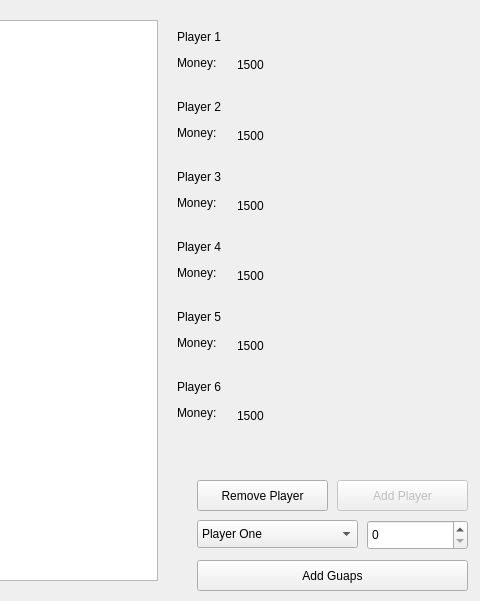
The window that widget.ui (cltsd27/monopoly) describes before a commit, drawn with Qt 5; both pictures show x 653 to 1133 and y 0 to 601 of the 1133 by 601 pixel window.
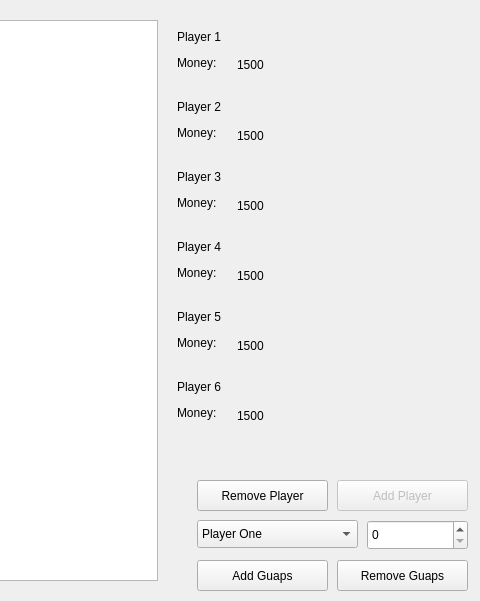
The same window after the commit.

Commit message: added losing and button disabling and enabling when appropriate

```diff
--- a/widget.ui
+++ b/widget.ui
@@ -86,7 +86,7 @@
     <rect>
      <x>890</x>
      <y>49</y>
-     <width>67</width>
+     <width>241</width>
      <height>31</height>
     </rect>
    </property>
@@ -99,7 +99,7 @@
     <rect>
      <x>890</x>
      <y>120</y>
-     <width>67</width>
+     <width>231</width>
      <height>31</height>
     </rect>
    </property>
@@ -112,7 +112,7 @@
     <rect>
      <x>890</x>
      <y>190</y>
-     <width>67</width>
+     <width>241</width>
      <height>31</height>
     </rect>
    </property>
@@ -125,7 +125,7 @@
     <rect>
      <x>890</x>
      <y>260</y>
-     <width>67</width>
+     <width>231</width>
      <height>31</height>
     </rect>
    </property>
@@ -151,7 +151,7 @@
     <rect>
      <x>850</x>
      <y>560</y>
-     <width>271</width>
+     <width>131</width>
      <height>31</height>
     </rect>
    </property>
@@ -239,7 +239,7 @@
     <rect>
      <x>890</x>
      <y>330</y>
-     <width>67</width>
+     <width>231</width>
      <height>31</height>
     </rect>
    </property>
@@ -265,7 +265,7 @@
     <rect>
      <x>890</x>
      <y>400</y>
-     <width>67</width>
+     <width>231</width>
      <height>31</height>
     </rect>
    </property>
@@ -286,6 +286,19 @@
     <string>&lt;html&gt;&lt;head/&gt;&lt;body&gt;&lt;p&gt;Player 6&lt;/p&gt;&lt;p&gt;Money:&lt;/p&gt;&lt;/body&gt;&lt;/html&gt;</string>
    </property>
   </widget>
+  <widget class="QPushButton" name="removeMoneyButton">
+   <property name="geometry">
+    <rect>
+     <x>990</x>
+     <y>560</y>
+     <width>131</width>
+     <height>31</height>
+    </rect>
+   </property>
+   <property name="text">
+    <string>Remove Guaps</string>
+   </property>
+  </widget>
  </widget>
  <layoutdefault spacing="6" margin="11"/>
  <resources/>
```
The commit also changes 2 other files.
